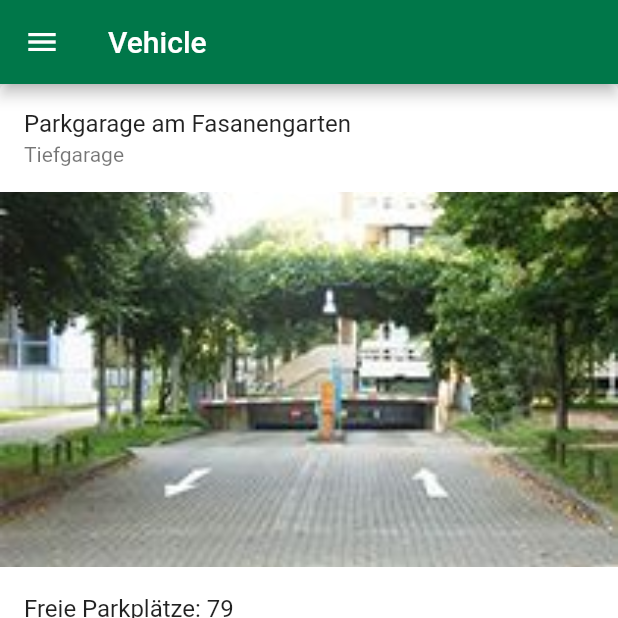
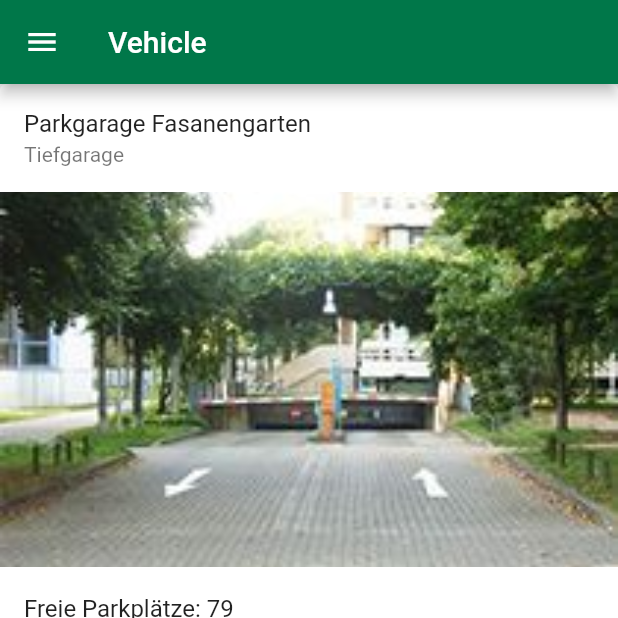
Before and after one commit to fabianleibinger/IntelligentInfrastructureMobileApp, a Flutter app: the screen it shows after launch, on a phone screen of 412 x 824 dp, the top half of it. Run offline on Flutter 3.47's test engine with Material 2 defaults, Android fonts, the phone set to English and light mode, and no system bars; our stand-ins replace rxdart, shared_preferences; missing offline and left inert: wifi; generated files the repository leaves out were written again; Roboto replaces fonts that are missing (Avenir).

Commit message:
deleted parkinggarage-localizations. mainpage.dart uses attributes of parkinggarage instead of hardcoded localization

```diff
--- a/app/parkingapp/lib/enum/parkinggaragetype.dart
+++ b/app/parkingapp/lib/enum/parkinggaragetype.dart
@@ -3,3 +3,9 @@ enum ParkingGarageType {
   Parkplatz,
   Tiefgarage
 }
+
+extension ParseToString on ParkingGarageType {
+  String toShortString() {
+    return this.toString().split('.').last;
+  }
+}
--- a/app/parkingapp/lib/ui/mainpage/mainpage.dart
+++ b/app/parkingapp/lib/ui/mainpage/mainpage.dart
@@ -32,7 +32,8 @@ class _MainPageState extends State<MainPage> {
   @override
   Widget build(BuildContext context) {
     List<String> _properties = [
-      AppLocalizations.of(context).mainPageAvailableSpaces + '79',
+      AppLocalizations.of(context).mainPageAvailableSpaces +
+          currentParkingGarage.freeParkingSpots.toString(),
       AppLocalizations.of(context).mainPageCarPreferences +
           AppLocalizations.of(context).textNone
     ];
@@ -84,10 +85,8 @@ class _MainPageState extends State<MainPage> {
                   children: [
                     ListTile(
                       //leading: Icon(Icons.location_on),
-                      title: Text(
-                          AppLocalizations.of(context).mainPageCarParkTitle),
-                      subtitle: Text(AppLocalizations.of(context)
-                          .mainPageCarParkSubtitleUndergroundCarPark),
+                      title: Text(currentParkingGarage.name),
+                      subtitle: Text(currentParkingGarage.type.toShortString()),
                     ),
                     Container(
                       height: parkhausImageHeight.toDouble(),
--- a/app/parkingapp/pubspec.yaml
+++ b/app/parkingapp/pubspec.yaml
@@ -25,7 +25,7 @@ dependencies:
     sdk: flutter
   flutter_localizations:
     sdk: flutter
-  intl: ^0.16.1
+  intl: ">=0.16.1"
 
   # The following adds the Cupertino Icons font to your application.
   # Use with the CupertinoIcons class for iOS style icons.
```
Also changed, not shown: app/parkingapp/localizations/app_de.arb (+1 -9 lines), app/parkingapp/pubspec.lock.
